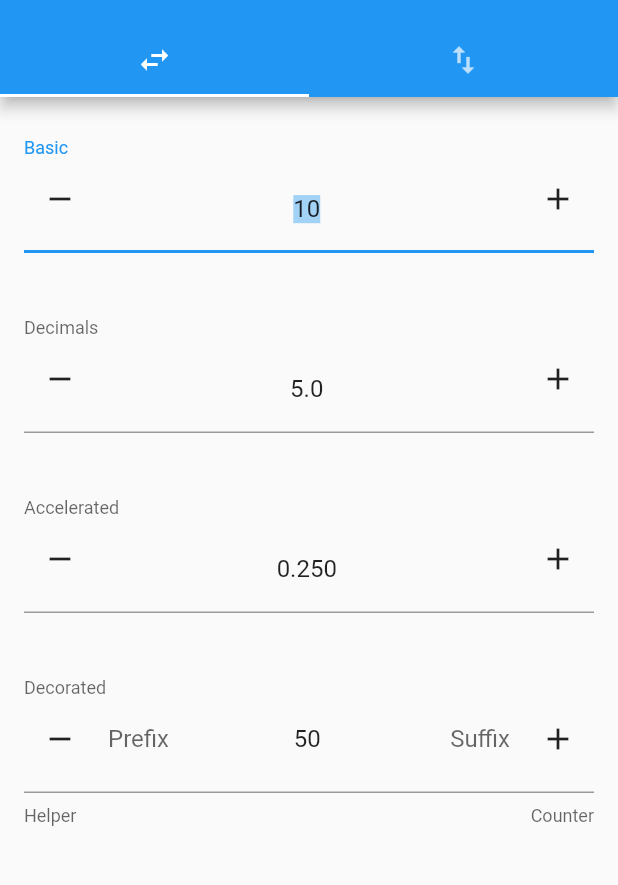
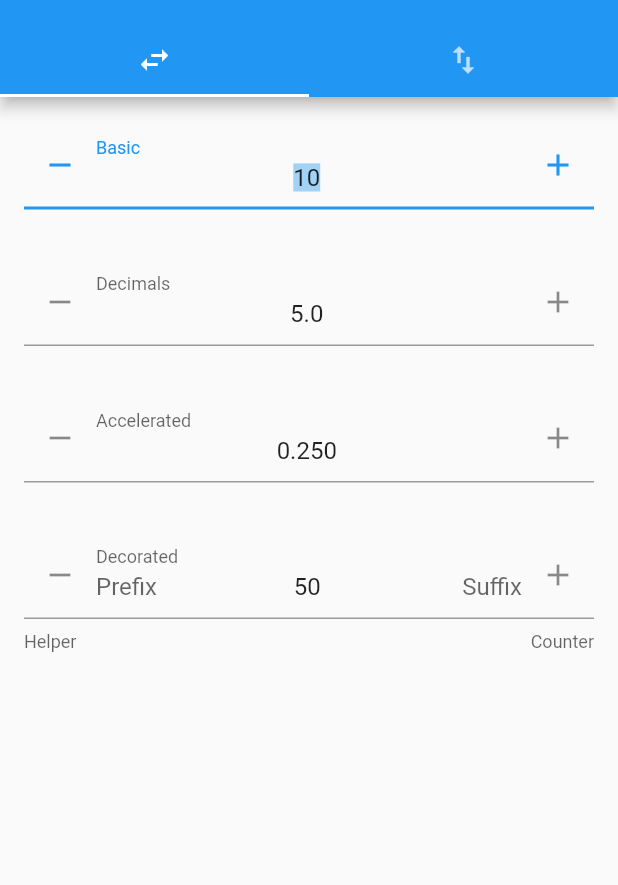
Before and after one commit to ubuntu-flutter-community/flutter_spinbox, a Flutter app: the screen it shows after launch, on a phone screen of 412 x 824 dp, the part 59-944 px from its top. Run offline on Flutter 3.47's test engine with Material 2 defaults, Android fonts, the phone set to English and light mode, and no system bars.

Commit message:
Use overlay buttons to avoid TextField gaining focus on button press

```diff
--- a/lib/src/spin_box.dart
+++ b/lib/src/spin_box.dart
@@ -78,7 +78,12 @@ class SpinBox extends StatefulWidget {
         decoration = decoration ?? const InputDecoration(),
         incrementIcon = incrementIcon ?? Icon(Icons.add),
         decrementIcon = decrementIcon ?? Icon(Icons.remove),
-        super(key: key);
+        super(key: key) {
+    assert(this.decoration.prefixIcon == null,
+        'InputDecoration.prefixIcon is reserved for SpinBox decrement icon');
+    assert(this.decoration.suffixIcon == null,
+        'InputDecoration.suffixIcon is reserved for SpinBox increment icon');
+  }
 
   /// The minimum value the user can enter.
   ///
@@ -201,6 +206,7 @@ class _SpinBoxState extends State<SpinBox> {
   TextEditingController _controller;
 
   double get value => _value;
+  bool get hasFocus => _focusNode?.hasFocus ?? false;
 
   static double _parseValue(String text) => double.tryParse(text) ?? 0;
   String _formatText(double value) => value.toStringAsFixed(widget.decimals);
@@ -212,7 +218,7 @@ class _SpinBoxState extends State<SpinBox> {
     _controller = TextEditingController(text: _formatText(_value));
     _controller.addListener(_updateValue);
     _focusNode = FocusNode(onKey: (node, event) => _handleKey(event));
-    _focusNode.addListener(_selectAll);
+    _focusNode.addListener(() => setState(() => _selectAll()));
   }
 
   @override
@@ -224,11 +230,41 @@ class _SpinBoxState extends State<SpinBox> {
     super.dispose();
   }
 
+  Color _getActiveColor(ThemeData themeData) {
+    if (hasFocus) {
+      switch (themeData.brightness) {
+        case Brightness.dark:
+          return themeData.accentColor;
+        case Brightness.light:
+          return themeData.primaryColor;
+      }
+    }
+    return themeData.hintColor;
+  }
+
+  Color _getIconColor(ThemeData themeData) {
+    if (!widget.enabled) return themeData.disabledColor;
+    if (hasFocus) return _getActiveColor(themeData);
+
+    switch (themeData.brightness) {
+      case Brightness.dark:
+        return Colors.white70;
+      case Brightness.light:
+        return Colors.black45;
+      default:
+        return themeData.iconTheme.color;
+    }
+  }
+
   @override
   Widget build(BuildContext context) {
+    final Color iconColor = _getIconColor(Theme.of(context));
+    final bool isHorizontal = widget.direction == Axis.horizontal;
+
     final incrementButton = SpinButton(
       step: widget.step,
-      icon: widget.incrementIcon,
+      color: iconColor,
+      icon: isHorizontal ? Icon(null) : widget.incrementIcon,
       enabled: widget.enabled && value < widget.max,
       interval: widget.interval,
       acceleration: widget.acceleration,
@@ -237,88 +273,18 @@ class _SpinBoxState extends State<SpinBox> {
 
     final decrementButton = SpinButton(
       step: widget.step,
-      icon: widget.decrementIcon,
+      color: iconColor,
+      icon: isHorizontal ? Icon(null) : widget.decrementIcon,
       enabled: widget.enabled && value > widget.min,
       interval: widget.interval,
       acceleration: widget.acceleration,
       onStep: (step) => _setValue(value - step),
     );
 
-    final isHorizontal = widget.direction == Axis.horizontal;
-    final errorText = widget.validator?.call(_controller.text);
-
-    final inputDecoration = InputDecoration(
-      // all this because
-      // - InputDecoration.prefix/suffix and prefix/suffixText cannot be set at the same time
-      // - SpinBox wants to wrap prefix/suffix to be able to inject buttons
-      // - InputDecoration.copyWith() cannot set prefix/suffix to null
-      // -> so, let's make a manual copy of the whole thing :(
-      icon: widget.decoration.icon,
-      labelText: widget.decoration.labelText,
-      labelStyle: widget.decoration.labelStyle,
-      helperText: widget.decoration.helperText,
-      helperStyle: widget.decoration.helperStyle,
-      helperMaxLines: widget.decoration.helperMaxLines,
-      hintText: widget.decoration.hintText,
-      hintStyle: widget.decoration.hintStyle,
-      hintMaxLines: widget.decoration.hintMaxLines,
-      errorText: errorText ?? widget.decoration.errorText,
-      errorStyle: widget.decoration.errorStyle,
-      errorMaxLines: widget.decoration.errorMaxLines,
-      floatingLabelBehavior: widget.decoration.floatingLabelBehavior,
-      isCollapsed: widget.decoration.isCollapsed,
-      isDense: widget.decoration.isDense,
-      contentPadding: widget.decoration.contentPadding,
-      prefixStyle: widget.decoration.prefixStyle,
-      prefixIconConstraints: widget.decoration.prefixIconConstraints,
-      suffixStyle: widget.decoration.suffixStyle,
-      suffixIconConstraints: widget.decoration.suffixIconConstraints,
-      counter: widget.decoration.counter,
-      counterText: widget.decoration.counterText,
-      counterStyle: widget.decoration.counterStyle,
-      filled: widget.decoration.filled,
-      fillColor: widget.decoration.fillColor,
-      focusColor: widget.decoration.focusColor,
-      hoverColor: widget.decoration.hoverColor,
-      errorBorder: widget.decoration.errorBorder,
-      focusedBorder: widget.decoration.focusedBorder,
-      focusedErrorBorder: widget.decoration.focusedErrorBorder,
-      disabledBorder: widget.decoration.disabledBorder,
-      enabledBorder: widget.decoration.enabledBorder,
-      border: widget.decoration.border,
-      enabled: widget.decoration.enabled,
-      semanticCounterText: widget.decoration.semanticCounterText,
-      alignLabelWithHint: widget.decoration.alignLabelWithHint,
-      prefix: Row(
-        mainAxisSize: MainAxisSize.min,
-        children: [
-          if (isHorizontal) decrementButton,
-          if (isHorizontal) SizedBox(width: widget.spacing),
-          if (widget.decoration.prefixIcon != null)
-            widget.decoration.prefixIcon,
-          if (widget.decoration.prefix != null) widget.decoration.prefix,
-          if (widget.decoration.prefixText != null)
-            Text(
-              widget.decoration.prefixText,
-              style: widget.decoration.prefixStyle,
-            ),
-        ],
-      ),
-      suffix: Row(
-        mainAxisSize: MainAxisSize.min,
-        children: [
-          if (widget.decoration.suffixText != null)
-            Text(
-              widget.decoration.suffixText,
-              style: widget.decoration.suffixStyle,
-            ),
-          if (widget.decoration.suffix != null) widget.decoration.suffix,
-          if (widget.decoration.suffixIcon != null)
-            widget.decoration.suffixIcon,
-          if (isHorizontal) SizedBox(width: widget.spacing),
-          if (isHorizontal) incrementButton,
-        ],
-      ),
+    final inputDecoration = widget.decoration.copyWith(
+      errorText: widget.validator?.call(_controller.text),
+      prefixIcon: isHorizontal ? widget.decrementIcon : null,
+      suffixIcon: isHorizontal ? widget.incrementIcon : null,
     );
 
     final textField = TextField(
@@ -345,8 +311,25 @@ class _SpinBoxState extends State<SpinBox> {
       focusNode: _focusNode,
     );
 
-    if (isHorizontal) return textField;
-
+    if (isHorizontal) {
+      return Stack(
+        children: [
+          textField,
+          Positioned.fill(
+            child: Align(
+              alignment: Alignment.centerLeft,
+              child: decrementButton,
+            ),
+          ),
+          Positioned.fill(
+            child: Align(
+              alignment: Alignment.centerRight,
+              child: incrementButton,
+            ),
+          )
+        ],
+      );
+    } else {
       return Column(
         mainAxisSize: MainAxisSize.min,
         mainAxisAlignment: MainAxisAlignment.center,
@@ -359,6 +342,7 @@ class _SpinBoxState extends State<SpinBox> {
           decrementButton,
         ],
       );
+    }
   }
 
   bool _handleKey(RawKeyEvent event) {
--- a/lib/src/spin_button.dart
+++ b/lib/src/spin_button.dart
@@ -32,6 +32,7 @@ class SpinButton extends StatefulWidget {
   const SpinButton({
     Key key,
     this.icon,
+    this.color,
     this.enabled = true,
     @required this.step,
     this.acceleration,
@@ -44,6 +45,7 @@ class SpinButton extends StatefulWidget {
         super(key: key);
 
   final Icon icon;
+  final Color color;
   final bool enabled;
   final double step;
   final double acceleration;
@@ -75,6 +77,7 @@ class _SpinButtonState extends State<SpinButton> {
     return GestureDetector(
       child: IconButton(
         icon: widget.icon,
+        color: widget.color,
         iconSize: widget.icon.size ?? 24,
         onPressed: widget.enabled ? () => widget.onStep(step) : null,
       ),
```
Lines whose indentation alone changed are shown as unchanged.
